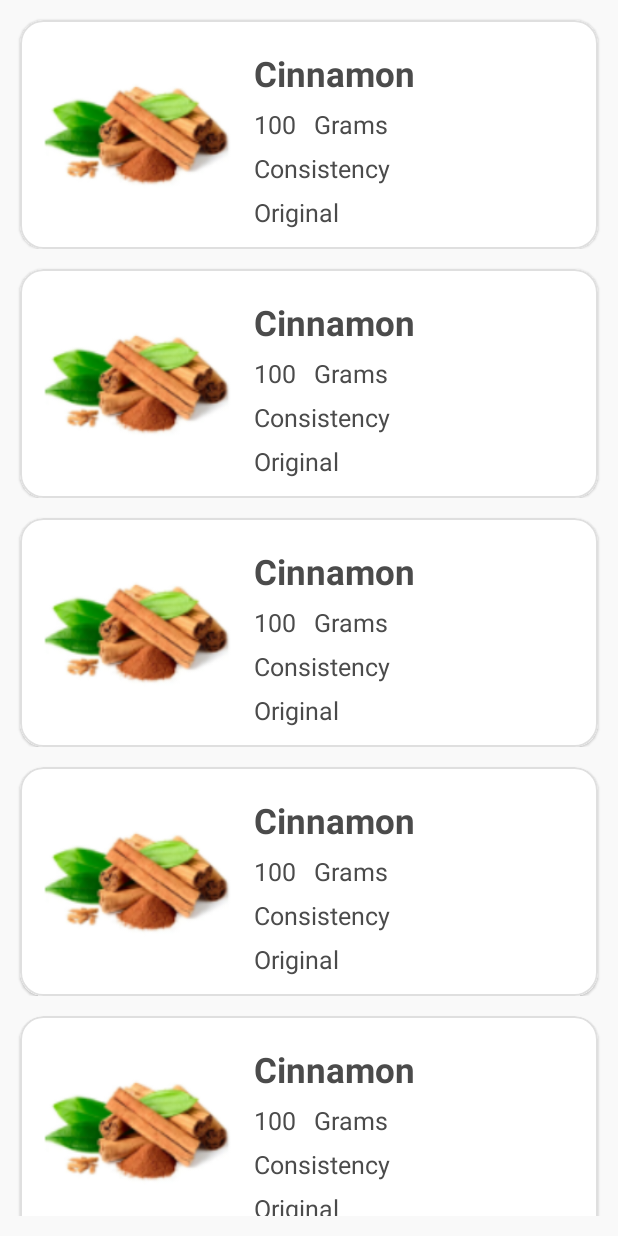
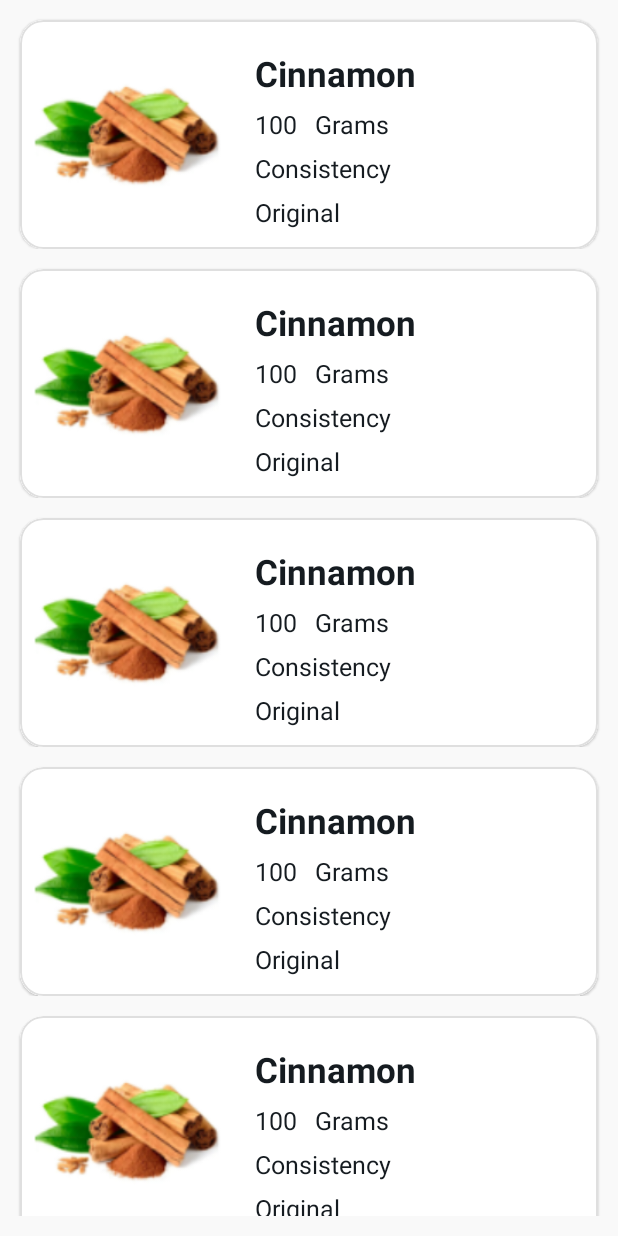
Before and after one commit to SeifEldinMohamed/Foody-App, an Android app: the layout fragment_ingredients.xml on its own in the app's theme, with its tools: preview values and no code run, on a phone screen of 412 x 824 dp. Run offline under Robolectric (Android 15) with nearby library versions, the phone set to English and light mode, and no system bars; Roboto replaces fonts that are not available here.

Commit message:
Ingredient Fragment Dark Theme

```diff
--- a/app/src/main/res/layout/fragment_ingredients.xml
+++ b/app/src/main/res/layout/fragment_ingredients.xml
@@ -4,7 +4,7 @@
     xmlns:tools="http://schemas.android.com/tools"
     android:layout_width="match_parent"
     android:layout_height="match_parent"
-    android:background="@color/lightGray"
+    android:background="@color/backgroundColor"
     tools:context=".ui.fragments.ingredients.IngredientsFragment">
 
     <androidx.recyclerview.widget.RecyclerView
--- a/app/src/main/res/layout/fragment_overview.xml
+++ b/app/src/main/res/layout/fragment_overview.xml
@@ -240,6 +240,7 @@
         android:layout_marginStart="@dimen/_10sdp"
         android:layout_marginTop="@dimen/_10sdp"
         android:layout_marginEnd="@dimen/_10sdp"
+        android:paddingBottom="@dimen/_14sdp"
         app:layout_constraintBottom_toBottomOf="parent"
         app:layout_constraintEnd_toEndOf="parent"
         app:layout_constraintStart_toStartOf="parent"
--- a/app/src/main/res/layout/ingredient_row_item.xml
+++ b/app/src/main/res/layout/ingredient_row_item.xml
@@ -25,8 +25,9 @@
 
             <View
                 android:id="@+id/white_background"
-                android:layout_width="@dimen/_120sdp"
+                android:layout_width="@dimen/_110sdp"
                 android:layout_height="0dp"
+                android:background="@color/white"
                 app:layout_constraintBottom_toBottomOf="parent"
                 app:layout_constraintStart_toStartOf="parent"
                 app:layout_constraintTop_toTopOf="parent"
@@ -48,10 +49,11 @@
                 android:layout_width="0dp"
                 android:layout_height="wrap_content"
                 android:layout_marginTop="20dp"
+                android:layout_marginStart="@dimen/_10sdp"
                 android:layout_marginEnd="@dimen/_10sdp"
                 android:fontFamily="@font/courgette"
                 android:text="@string/cinnamon"
-                android:textColor="@color/darkGray"
+                android:textColor="@color/titleColor"
                 android:textSize="@dimen/_18ssp"
                 android:textStyle="bold"
                 app:layout_constraintEnd_toEndOf="parent"
@@ -63,10 +65,11 @@
                 android:id="@+id/txt_ingredient_consistency"
                 android:layout_width="0dp"
                 android:layout_height="wrap_content"
+                android:layout_marginStart="@dimen/_10sdp"
                 android:layout_marginTop="@dimen/_5sdp"
                 android:layout_marginEnd="@dimen/_10sdp"
                 android:text="@string/consistency"
-                android:textColor="@color/darkGray"
+                android:textColor="@color/itemColor"
                 android:textSize="@dimen/_13ssp"
                 app:layout_constraintEnd_toEndOf="parent"
                 app:layout_constraintHorizontal_bias="0.467"
@@ -77,11 +80,12 @@
                 android:id="@+id/txt_ingredient_original"
                 android:layout_width="0dp"
                 android:layout_height="wrap_content"
+                android:layout_marginStart="@dimen/_10sdp"
                 android:layout_marginTop="@dimen/_5sdp"
                 android:layout_marginEnd="@dimen/_10sdp"
                 android:layout_marginBottom="@dimen/_10sdp"
                 android:text="@string/original"
-                android:textColor="@color/darkGray"
+                android:textColor="@color/itemColor"
                 android:textSize="@dimen/_13ssp"
                 app:layout_constraintBottom_toBottomOf="parent"
                 app:layout_constraintEnd_toEndOf="parent"
@@ -96,7 +100,8 @@
                 android:layout_height="wrap_content"
                 android:layout_marginTop="@dimen/_5sdp"
                 android:text="@string/_100"
-                android:textColor="@color/darkGray"
+                android:layout_marginStart="@dimen/_10sdp"
+                android:textColor="@color/itemColor"
                 android:textSize="@dimen/_13ssp"
                 app:layout_constraintStart_toEndOf="@+id/white_background"
                 app:layout_constraintTop_toBottomOf="@+id/txt_ingredient_name" />
@@ -107,7 +112,7 @@
                 android:layout_height="wrap_content"
                 android:layout_marginStart="12dp"
                 android:text="@string/grams"
-                android:textColor="@color/darkGray"
+                android:textColor="@color/itemColor"
                 android:textSize="@dimen/_13ssp"
                 app:layout_constraintBottom_toBottomOf="@+id/txt_ingredient_amount"
                 app:layout_constraintStart_toEndOf="@+id/txt_ingredient_amount"
```
